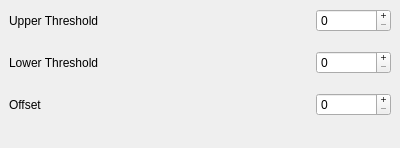
This is RixsTool/ui/bandpassfilter.ui in kif/RixsTool as Qt 5 draws it before an edit. The edited form follows.
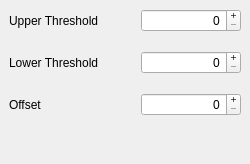
This is the edited form.

Commit message: Small changes regarding Tool Alignment

```diff
--- a/RixsTool/ui/bandpassfilter.ui
+++ b/RixsTool/ui/bandpassfilter.ui
@@ -6,10 +6,22 @@
    <rect>
     <x>0</x>
     <y>0</y>
-    <width>400</width>
-    <height>148</height>
+    <width>250</width>
+    <height>164</height>
    </rect>
   </property>
+  <property name="sizePolicy">
+   <sizepolicy hsizetype="Minimum" vsizetype="MinimumExpanding">
+    <horstretch>0</horstretch>
+    <verstretch>0</verstretch>
+   </sizepolicy>
+  </property>
+  <property name="maximumSize">
+   <size>
+    <width>253</width>
+    <height>524287</height>
+   </size>
+  </property>
   <property name="windowTitle">
    <string>DockWidget</string>
   </property>
@@ -49,12 +61,21 @@
        </item>
        <item>
         <widget class="QDoubleSpinBox" name="upperThresholdSpinBox">
+         <property name="minimumSize">
+          <size>
+           <width>100</width>
+           <height>0</height>
+          </size>
+         </property>
          <property name="maximumSize">
           <size>
-           <width>75</width>
+           <width>100</width>
            <height>16777215</height>
           </size>
          </property>
+         <property name="alignment">
+          <set>Qt::AlignRight|Qt::AlignTrailing|Qt::AlignVCenter</set>
+         </property>
          <property name="buttonSymbols">
           <enum>QAbstractSpinBox::PlusMinus</enum>
          </property>
@@ -97,12 +118,21 @@
        </item>
        <item>
         <widget class="QDoubleSpinBox" name="lowerThresholdSpinBox">
+         <property name="minimumSize">
+          <size>
+           <width>100</width>
+           <height>0</height>
+          </size>
+         </property>
          <property name="maximumSize">
           <size>
-           <width>75</width>
+           <width>100</width>
            <height>16777215</height>
           </size>
          </property>
+         <property name="alignment">
+          <set>Qt::AlignRight|Qt::AlignTrailing|Qt::AlignVCenter</set>
+         </property>
          <property name="buttonSymbols">
           <enum>QAbstractSpinBox::PlusMinus</enum>
          </property>
@@ -145,12 +175,21 @@
        </item>
        <item>
         <widget class="QDoubleSpinBox" name="offsetSpinBox">
+         <property name="minimumSize">
+          <size>
+           <width>100</width>
+           <height>0</height>
+          </size>
+         </property>
          <property name="maximumSize">
           <size>
-           <width>75</width>
+           <width>100</width>
            <height>16777215</height>
           </size>
          </property>
+         <property name="alignment">
+          <set>Qt::AlignRight|Qt::AlignTrailing|Qt::AlignVCenter</set>
+         </property>
          <property name="buttonSymbols">
           <enum>QAbstractSpinBox::PlusMinus</enum>
          </property>
@@ -170,10 +209,13 @@
       <property name="orientation">
        <enum>Qt::Vertical</enum>
       </property>
+      <property name="sizeType">
+       <enum>QSizePolicy::Expanding</enum>
+      </property>
       <property name="sizeHint" stdset="0">
        <size>
         <width>20</width>
-        <height>40</height>
+        <height>1</height>
        </size>
       </property>
      </spacer>
```
Left out of the diff: 4 changed lines with no effect on the pictures. The commit also changes 4 other files.
